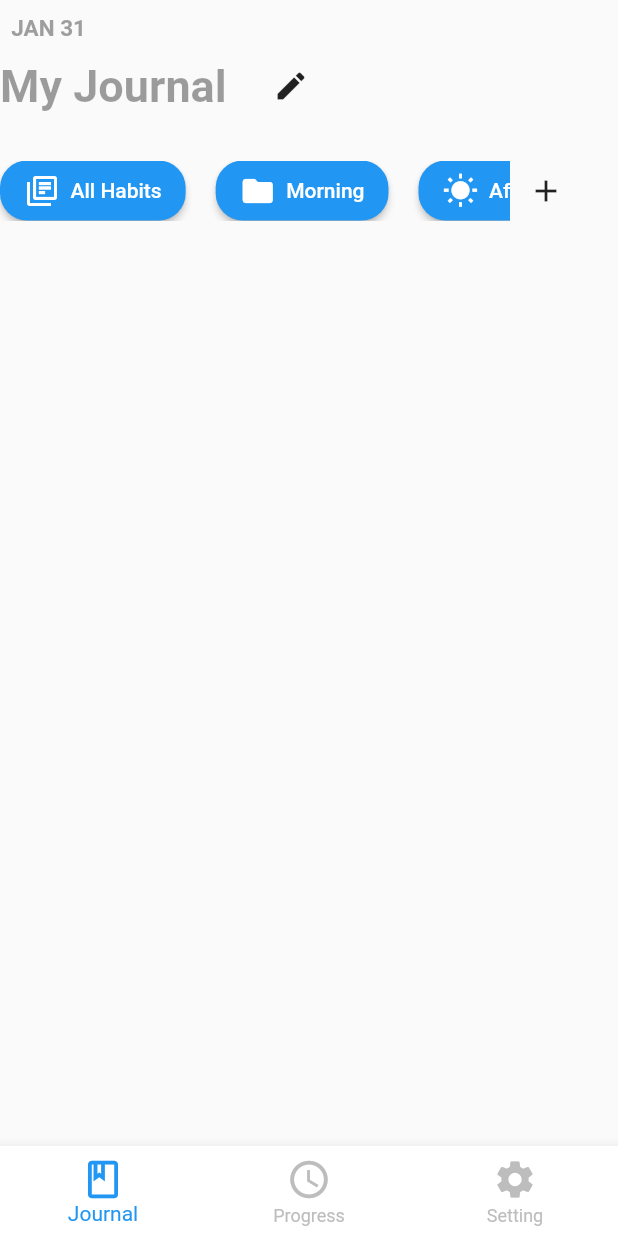
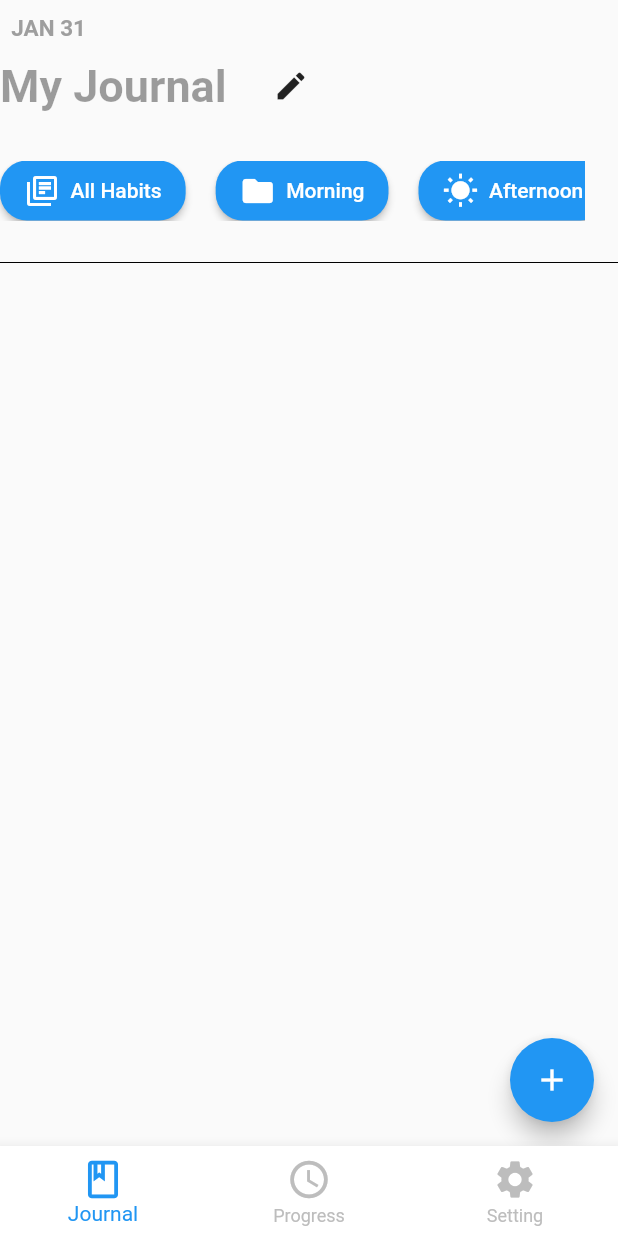
Before and after one commit to SamakshBansal/habitify, a Flutter app: the screen it shows after launch, on a phone screen of 412 x 824 dp. Run offline on Flutter 3.47's test engine with Material 2 defaults, Android fonts, the phone set to English and light mode, and no system bars.

```diff
--- a/lib/screens/journal.dart
+++ b/lib/screens/journal.dart
@@ -68,17 +68,15 @@ class _MyJournalState extends State<MyJournal> {
                     })
               ],
             ),
-            Row(
-              children: [
             horizontalList2,
-                IconButton(
-                  icon: const Icon(Icons.add),
-                  onPressed: () {},
-                ),
+            const Divider(color: Colors.black),
           ],
         ),
-          ],
       ),
+      floatingActionButton: FloatingActionButton(
+        onPressed: () {},
+        backgroundColor: Colors.blue,
+        child: const Icon(Icons.add),
       ),
     );
   }
@@ -87,7 +85,7 @@ class _MyJournalState extends State<MyJournal> {
 Widget horizontalList2 = Container(
   margin: const EdgeInsets.symmetric(vertical: 20.0),
   height: 40,
-  width: 340,
+  width: 390,
   child: ListView(
     scrollDirection: Axis.horizontal,
     children: <Widget>[
@@ -96,7 +94,8 @@ Widget horizontalList2 = Container(
           shape: MaterialStateProperty.all<RoundedRectangleBorder>(
               RoundedRectangleBorder(
             borderRadius: BorderRadius.circular(18.0),
-        ))),
+          )),
+        ),
         onPressed: () {},
         child: Row(
           children: const [
@@ -130,7 +129,9 @@ Widget horizontalList2 = Container(
           shape: MaterialStateProperty.all<RoundedRectangleBorder>(
             RoundedRectangleBorder(
               borderRadius: BorderRadius.circular(18.0),
-        ))),
+            ),
+          ),
+        ),
         onPressed: () {},
         child: Row(
           children: const [
@@ -139,6 +140,24 @@ Widget horizontalList2 = Container(
           ],
         ),
       ),
+      const SizedBox(
+        width: 20,
+      ),
+      ElevatedButton(
+        style: ButtonStyle(
+          shape: MaterialStateProperty.all<RoundedRectangleBorder>(
+              RoundedRectangleBorder(
+            borderRadius: BorderRadius.circular(18.0),
+          )),
+        ),
+        onPressed: () {},
+        child: Row(
+          children: const [
+            Icon(Icons.add),
+            Text('  New Area'),
+          ],
+        ),
+      )
     ],
   ),
 );
```
Lines whose indentation alone changed are shown as unchanged.
